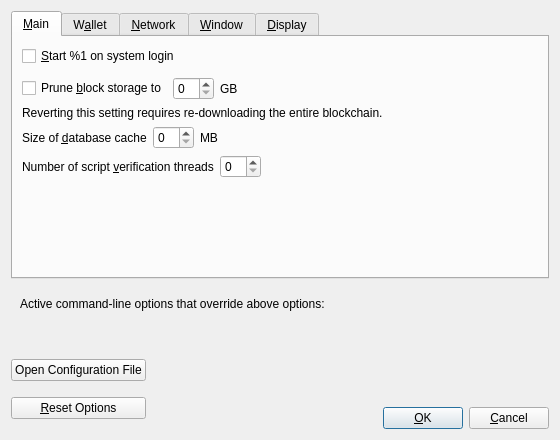
Old version of the form src/qt/forms/optionsdialog.ui in the repository caffeine239/bitcoin.
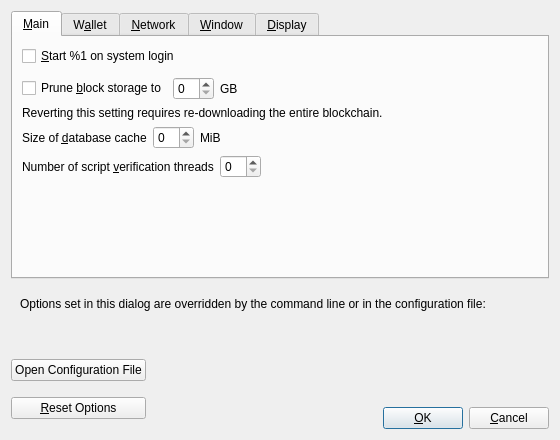
New version of the form. Custom widgets are drawn as their Qt base class.

```diff
--- a/src/qt/forms/optionsdialog.ui
+++ b/src/qt/forms/optionsdialog.ui
@@ -121,7 +121,7 @@
          <item>
           <widget class="QLabel" name="databaseCacheUnitLabel">
            <property name="text">
-            <string>MB</string>
+            <string>MiB</string>
            </property>
            <property name="textFormat">
             <enum>Qt::PlainText</enum>
@@ -714,7 +714,7 @@
         <item>
          <widget class="QLabel" name="overriddenByCommandLineInfoLabel">
           <property name="text">
-           <string>Active command-line options that override above options:</string>
+           <string>Options set in this dialog are overridden by the command line or in the configuration file:</string>
           </property>
           <property name="textFormat">
            <enum>Qt::PlainText</enum>
```
Left out of the diff: 4 changed lines with no effect on the pictures.
